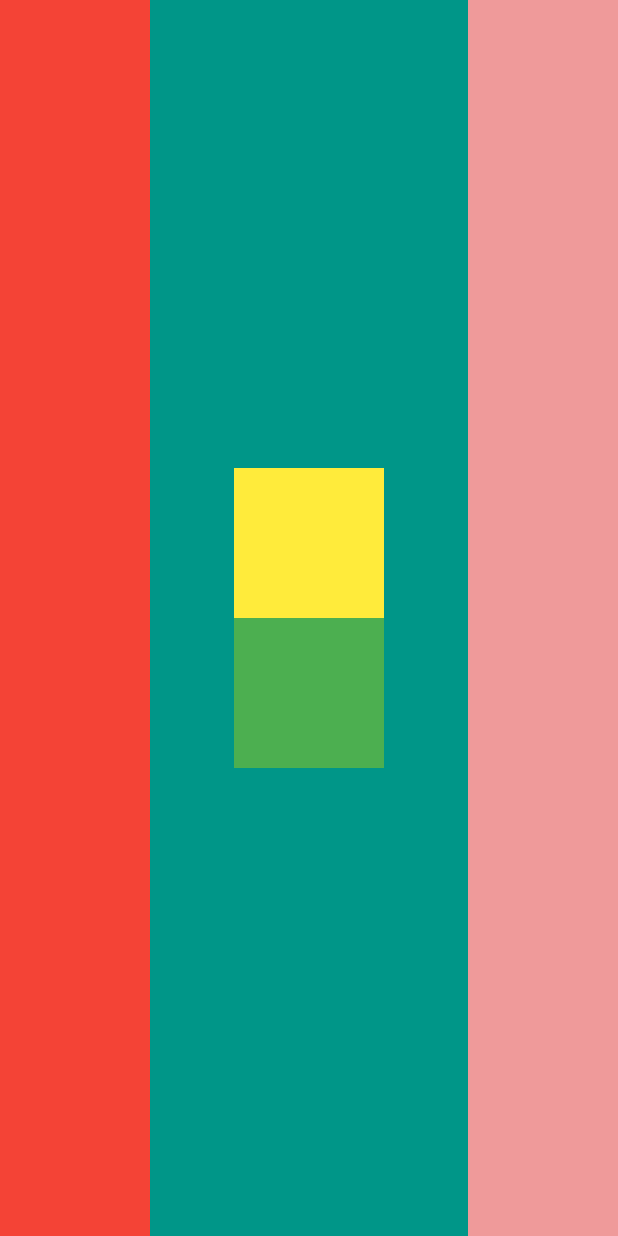
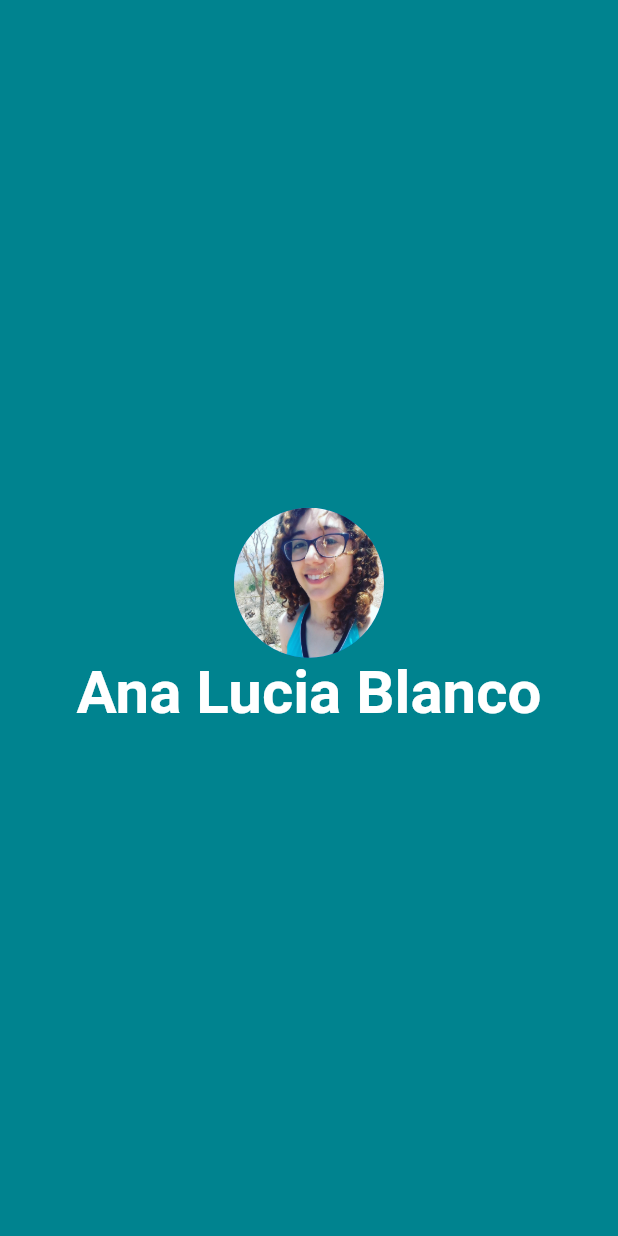
Before and after one commit to analuciablanco/MiCard, a Flutter app: the screen it shows after launch, on a phone screen of 412 x 824 dp. Run offline on Flutter 3.47's test engine with Material 2 defaults, Android fonts, the phone set to English and light mode, and no system bars.

Commit message:
CircleAvatar, AssetImage and Column added

```diff
--- a/lib/main.dart
+++ b/lib/main.dart
@@ -10,41 +10,26 @@ class MyApp extends StatelessWidget {
   Widget build(BuildContext context) {
     return MaterialApp(
       home: Scaffold(
-        backgroundColor: Colors.teal,
+        backgroundColor: Colors.cyan.shade800,
         body: SafeArea(
-          child: Row(
-            crossAxisAlignment: CrossAxisAlignment.stretch,
-            mainAxisAlignment: MainAxisAlignment.spaceBetween,
-            children: <Widget>[
-              // Container 1
-              Container(
-                width: 100.0,
-                color: Colors.red,
-              ),
-              // Container 2
-              Container(
-                width: 100.0,
+          child: Center(
             child: Column(
               mainAxisAlignment: MainAxisAlignment.center,
+              crossAxisAlignment: CrossAxisAlignment.center,
               children: <Widget>[
-                    Container(
-                      width: 100.0,
-                      height: 100.0,
-                      color: Colors.yellow,
+                CircleAvatar(
+                  radius: 50.0,
+                  backgroundImage: AssetImage('images/picture.jpg'),
                 ),
-                    Container(
-                      width: 100.0,
-                      height: 100.0,
-                      color: Colors.green,
+                Text(
+                  'Ana Lucia Blanco',
+                  style: TextStyle(
+                      fontSize: 40.0,
+                      color: Colors.white,
+                      fontWeight: FontWeight.bold),
                 ),
               ],
             ),
-              ),
-              Container(
-                width: 100.0,
-                color: Colors.red.shade200,
-              ),
-            ],
           ),
         ),
       ),
```
Also changed, not shown: pubspec.yaml (+2 -47 lines), images/picture.jpg (added). Lines whose indentation alone changed are shown as unchanged.
